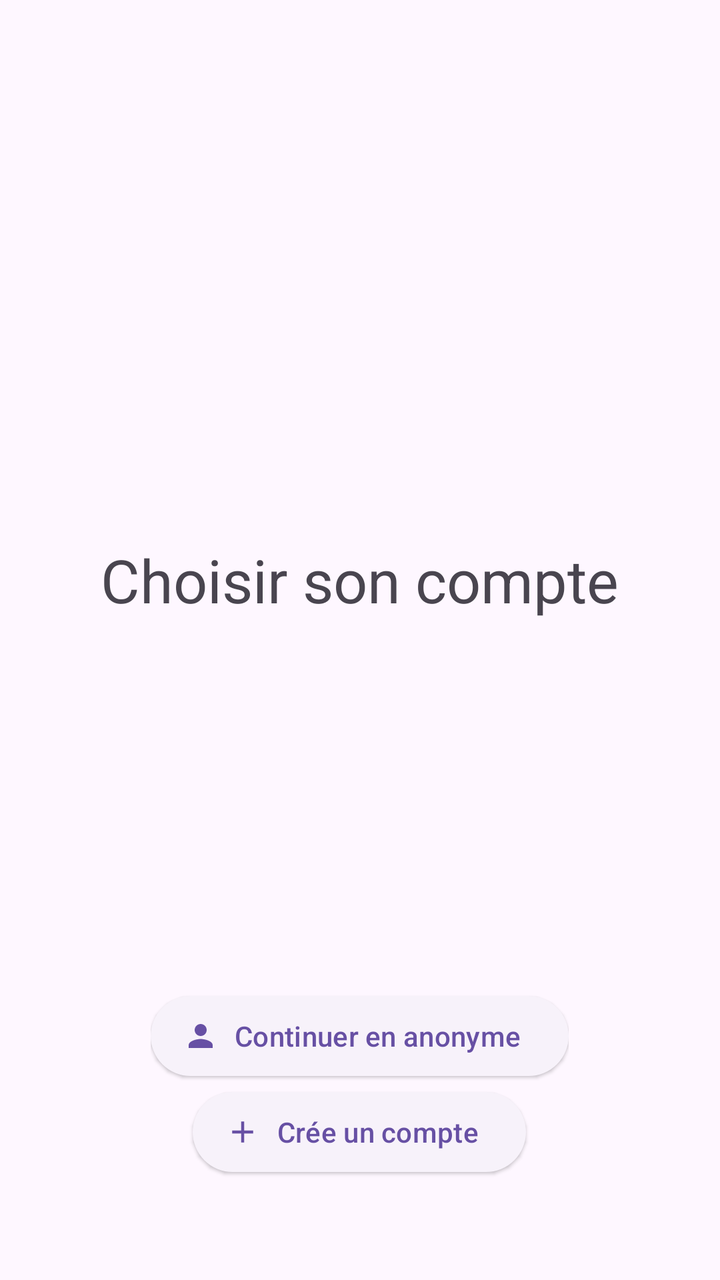
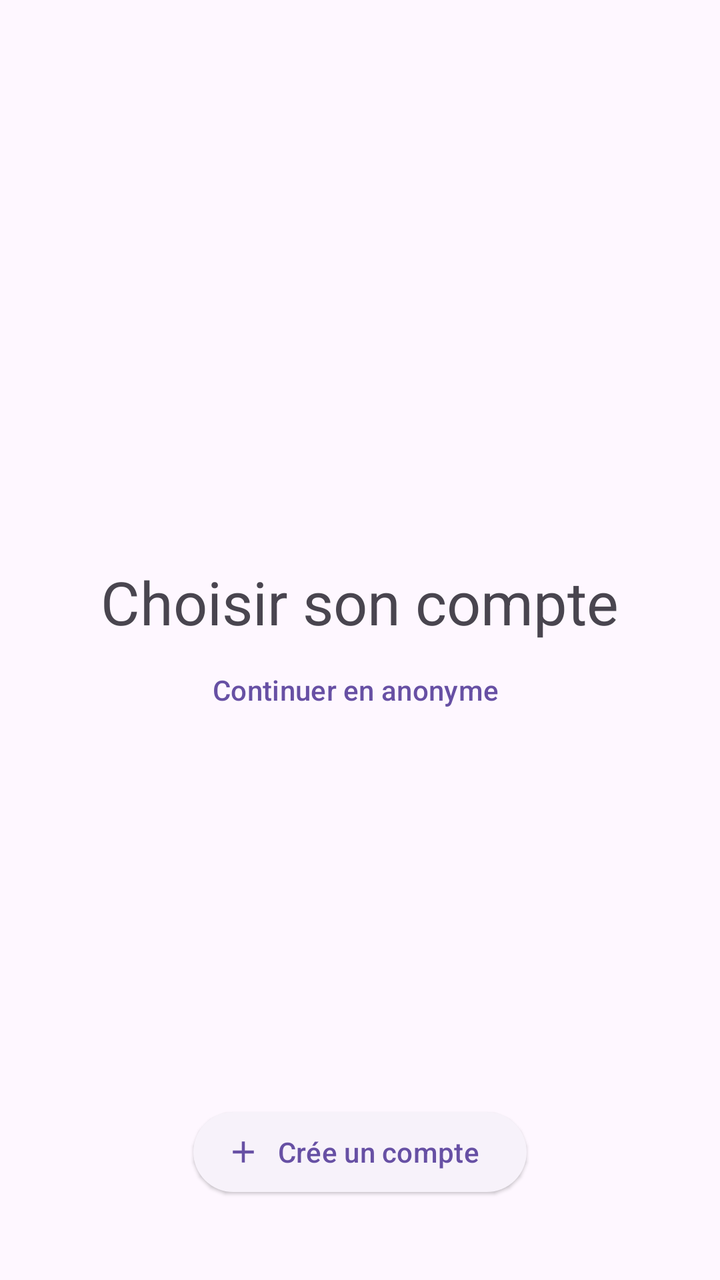

Compare the two renders of this Android layout. The source of the first and the diff that turns it into the second are given below.
<!-- AndroidManifest.xml: application theme Theme.MiniProjet -->
<!-- res/layout/activity_main.xml -->
<?xml version="1.0" encoding="utf-8"?>
<RelativeLayout xmlns:android="http://schemas.android.com/apk/res/android"
    xmlns:app="http://schemas.android.com/apk/res-auto"
    xmlns:tools="http://schemas.android.com/tools"
    android:id="@+id/main"
    android:layout_width="match_parent"
    android:layout_height="match_parent"
    tools:context=".MainActivity">


    <LinearLayout
        android:layout_width="300dp"
        android:layout_height="500dp"
        android:gravity="center"
        android:orientation="vertical"
        android:layout_alignParentTop="true"
        android:layout_centerHorizontal="true"
        android:layout_marginTop="50dp"
        >

        <TextView
            android:layout_width="wrap_content"
            android:layout_height="wrap_content"
            android:text="@string/Main_main_title"
            android:textSize="30dp"
            android:layout_marginBottom="20dp"/>

        <TextView
            android:layout_width="wrap_content"
            android:layout_height="wrap_content"
            android:text="@string/Main_text_list_vide"
            android:visibility="gone"
            android:textColor="@android:color/holo_red_dark"
            android:id="@+id/Main_text_list_vide"
            />

        <ListView
            android:id="@+id/Main_list_users"
            android:layout_width="match_parent"
            android:layout_height="wrap_content"
            android:orientation="vertical"
            />

    </LinearLayout>

    <LinearLayout
        android:layout_width="wrap_content"
        android:layout_height="wrap_content"
        android:layout_alignParentBottom="true"
        android:layout_centerInParent="true"
        android:orientation="vertical"
        android:gravity="center"
        android:layout_marginBottom="50dp">
        <Button
            style="@style/Widget.Material3.Button.ElevatedButton.Icon"
            android:layout_width="wrap_content"
            android:layout_height="wrap_content"
            android:text="@string/Main_btn_Ano"
            android:id="@+id/Main_btn_Ano"
            app:icon="@drawable/baseline_person_24"
            />

        <Button
            style="@style/Widget.Material3.Button.ElevatedButton.Icon"
            android:layout_width="wrap_content"
            android:layout_height="wrap_content"
            android:text="@string/Main_btn_crea"
            android:id="@+id/Main_btn_crea"
            app:icon="@drawable/baseline_add_24"
            />
    </LinearLayout>



</RelativeLayout>
<!-- resources referenced by this layout -->
<resources>
  <!-- drawable baseline_add_24 (drawable) -->
  <vector xmlns:android="http://schemas.android.com/apk/res/android" android:height="24dp" android:tint="#000000" android:viewportHeight="24" android:viewportWidth="24" android:width="24dp">
        
      <path android:fillColor="@android:color/white" android:pathData="M19,13h-6v6h-2v-6H5v-2h6V5h2v6h6v2z"/>
      
  </vector>
  <!-- drawable baseline_person_24 (drawable) -->
  <vector xmlns:android="http://schemas.android.com/apk/res/android" android:height="24dp" android:tint="#000000" android:viewportHeight="24" android:viewportWidth="24" android:width="24dp">
        
      <path android:fillColor="@android:color/white" android:pathData="M12,12c2.21,0 4,-1.79 4,-4s-1.79,-4 -4,-4 -4,1.79 -4,4 1.79,4 4,4zM12,14c-2.67,0 -8,1.34 -8,4v2h16v-2c0,-2.66 -5.33,-4 -8,-4z"/>
      
  </vector>
  <string name="Main_btn_Ano">Continuer en anonyme</string>
  <string name="Main_btn_crea">Crée un compte</string>
  <string name="Main_main_title">Choisir son compte</string>
  <string name="Main_text_list_vide">Aucun compte enregistré veuillez en crée un !</string>
  <style name="Theme.MiniProjet" parent="Base.Theme.MiniProjet" />
  <style name="Base.Theme.MiniProjet" parent="Theme.Material3.DayNight.NoActionBar">
          
          
      </style>
</resources>

<!-- the commit's change to res/layout/activity_main.xml (unified diff, before → after) -->
@@ -10,66 +10,53 @@
 
     <LinearLayout
         android:layout_width="300dp"
-        android:layout_height="500dp"
-        android:gravity="center"
-        android:orientation="vertical"
+        android:layout_height="550dp"
         android:layout_alignParentTop="true"
         android:layout_centerHorizontal="true"
         android:layout_marginTop="50dp"
-        >
+        android:gravity="center"
+        android:orientation="vertical">
 
         <TextView
             android:layout_width="wrap_content"
             android:layout_height="wrap_content"
             android:text="@string/Main_main_title"
-            android:textSize="30dp"
-            android:layout_marginBottom="20dp"/>
+            android:textSize="30dp" />
+
+        <Button
+            android:id="@+id/Main_btn_Ano"
+            style="@style/Widget.Material3.Button.TextButton.Icon"
+            android:layout_width="wrap_content"
+            android:layout_height="wrap_content"
+            android:text="@string/Main_btn_Ano" />
 
         <TextView
+            android:id="@+id/Main_text_list_vide"
             android:layout_width="wrap_content"
             android:layout_height="wrap_content"
+            android:layout_marginBottom="20dp"
             android:text="@string/Main_text_list_vide"
-            android:visibility="gone"
             android:textColor="@android:color/holo_red_dark"
-            android:id="@+id/Main_text_list_vide"
-            />
+            android:visibility="gone" />
 
         <ListView
             android:id="@+id/Main_list_users"
             android:layout_width="match_parent"
             android:layout_height="wrap_content"
-            android:orientation="vertical"
-            />
+            android:orientation="vertical" />
 
     </LinearLayout>
 
-    <LinearLayout
+    <Button
+        android:id="@+id/Main_btn_crea"
+        style="@style/Widget.Material3.Button.ElevatedButton.Icon"
         android:layout_width="wrap_content"
         android:layout_height="wrap_content"
-        android:layout_alignParentBottom="true"
+        android:layout_marginBottom="40dp"
+        android:text="@string/Main_btn_crea"
+        app:icon="@drawable/baseline_add_24"
         android:layout_centerInParent="true"
-        android:orientation="vertical"
-        android:gravity="center"
-        android:layout_marginBottom="50dp">
-        <Button
-            style="@style/Widget.Material3.Button.ElevatedButton.Icon"
-            android:layout_width="wrap_content"
-            android:layout_height="wrap_content"
-            android:text="@string/Main_btn_Ano"
-            android:id="@+id/Main_btn_Ano"
-            app:icon="@drawable/baseline_person_24"
-            />
-
-        <Button
-            style="@style/Widget.Material3.Button.ElevatedButton.Icon"
-            android:layout_width="wrap_content"
-            android:layout_height="wrap_content"
-            android:text="@string/Main_btn_crea"
-            android:id="@+id/Main_btn_crea"
-            app:icon="@drawable/baseline_add_24"
-            />
-    </LinearLayout>
-
+        android:layout_alignParentBottom="true"/>
 
 
 </RelativeLayout>
<!-- resource entries referenced after the edit -->
@@ -4,12 +4,6 @@
   <vector xmlns:android="http://schemas.android.com/apk/res/android" android:height="24dp" android:tint="#000000" android:viewportHeight="24" android:viewportWidth="24" android:width="24dp">
         
       <path android:fillColor="@android:color/white" android:pathData="M19,13h-6v6h-2v-6H5v-2h6V5h2v6h6v2z"/>
-      
-  </vector>
-  <!-- drawable baseline_person_24 (drawable) -->
-  <vector xmlns:android="http://schemas.android.com/apk/res/android" android:height="24dp" android:tint="#000000" android:viewportHeight="24" android:viewportWidth="24" android:width="24dp">
-        
-      <path android:fillColor="@android:color/white" android:pathData="M12,12c2.21,0 4,-1.79 4,-4s-1.79,-4 -4,-4 -4,1.79 -4,4 1.79,4 4,4zM12,14c-2.67,0 -8,1.34 -8,4v2h16v-2c0,-2.66 -5.33,-4 -8,-4z"/>
       
   </vector>
   <string name="Main_btn_Ano">Continuer en anonyme</string>
